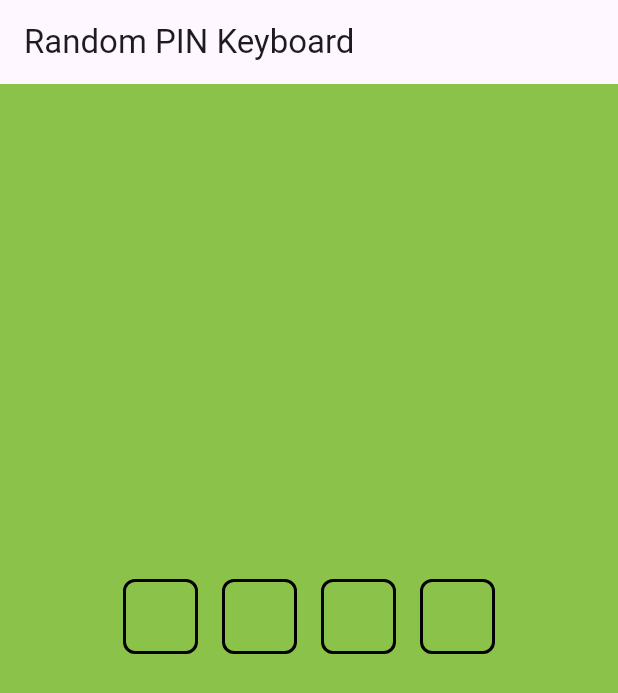
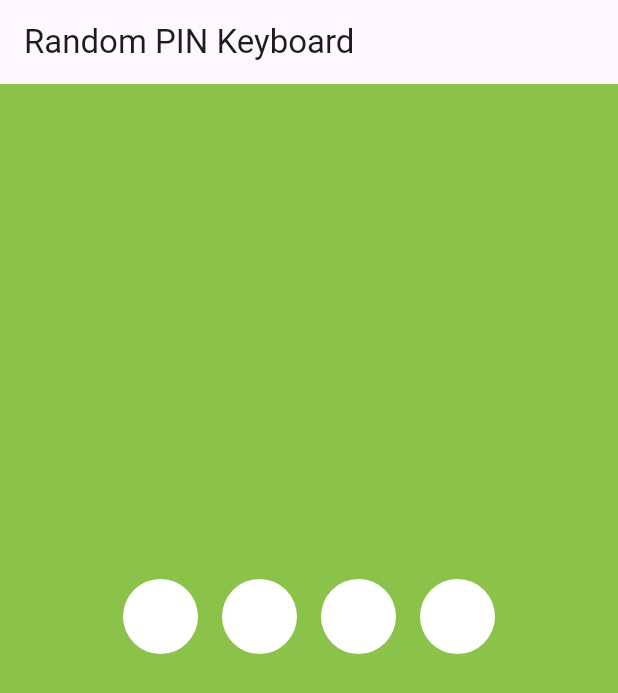
Before and after one commit to sivaprasadnk/random_number_keypad, a Flutter app: the screen it shows after launch, on a phone screen of 412 x 824 dp. Shown: the top 693 px of the screen. Run offline on Flutter 3.47's test engine with Material 3 defaults, Android fonts, the phone set to English and light mode, and no system bars.

Commit message:
adding customisation values

```diff
--- a/example/lib/main.dart
+++ b/example/lib/main.dart
@@ -31,7 +31,20 @@ class RandomPinExample extends StatelessWidget {
       appBar: AppBar(title: const Text('Random PIN Keyboard')),
       body: Center(
         child: RandomNumberKeypad(
+          inputFillColor: Colors.white,
+          inputTextStyle:
+              const TextStyle(color: Colors.red, fontWeight: FontWeight.bold),
+          doneButtonTextStyle: const TextStyle(color: Colors.deepOrange),
           pinLength: 4,
+          inputShape: RoundedRectangleBorder(
+            borderRadius: BorderRadius.circular(50),
+          ),
+          showInput: true,
+          buttonColor: Colors.red,
+          buttonTextStyle: const TextStyle(
+            fontWeight: FontWeight.bold,
+            color: Colors.white,
+          ),
           onComplete: (pin) {
             print('Entered PIN: $pin');
             // Add PIN validation logic here.
--- a/lib/random_number_keypad.dart
+++ b/lib/random_number_keypad.dart
@@ -1,5 +1,4 @@
 library random_number_keypad;
-
 import 'dart:math';
 
 import 'package:flutter/material.dart';
@@ -17,14 +16,65 @@ class RandomNumberKeypad extends StatefulWidget {
   /// The completed PIN is passed as a string to this function.
   final Function(String) onComplete;
 
+  /// Determines whether the input should be visible or hidden (masked).
+  /// Defaults to true (visible).
+  final bool showInput;
+
+  /// The background color of the keypad buttons.
+  final Color buttonColor;
+
+  /// The text style of the keypad button labels.
+  final TextStyle buttonTextStyle;
+
+  /// The shape of the input boxes (e.g., rounded rectangle, circle).
+  final ShapeBorder inputShape;
+
+  /// The text style of the input text.
+  final TextStyle inputTextStyle;
+
+  /// The fill color of the input boxes when filled.
+  final Color inputFillColor;
+
+  /// The background color of the keypad container.
+  final Color keypadBackgroundColor;
+
+  /// The text style of the "Done" button.
+  final TextStyle doneButtonTextStyle;
+
+  /// The text style of the "Clear" button.
+  final TextStyle clearButtonTextStyle;
+
   /// Creates an instance of [RandomNumberKeypad].
   ///
   /// [pinLength] specifies the number of digits for the PIN.
   /// [onComplete] is required and triggers when the PIN entry is complete.
+  /// [showInput] determines if the entered PIN is visible or masked.
+  /// [buttonColor] sets the background color of the keypad buttons.
+  /// [buttonTextStyle] sets the text style of the keypad button labels.
+  /// [inputShape] defines the shape of the input boxes.
+  /// [inputTextStyle] sets the text style of the input text.
+  /// [inputFillColor] sets the fill color of input boxes when filled.
+  /// [keypadBackgroundColor] sets the background color of the keypad container.
+  /// [doneButtonTextStyle] sets the text style of the "Done" button.
+  /// [clearButtonTextStyle] sets the text style of the "Clear" button.
   const RandomNumberKeypad({
     super.key,
     this.pinLength = 4,
     required this.onComplete,
+    this.showInput = true,
+    this.buttonColor = Colors.blueAccent,
+    this.buttonTextStyle = const TextStyle(fontSize: 20, color: Colors.white),
+    this.inputShape = const RoundedRectangleBorder(
+      borderRadius: BorderRadius.all(Radius.circular(8)),
+    ),
+    this.inputTextStyle =
+        const TextStyle(fontSize: 24, fontWeight: FontWeight.bold),
+    this.inputFillColor = Colors.blueAccent,
+    this.keypadBackgroundColor = Colors.white,
+    this.doneButtonTextStyle =
+        const TextStyle(color: Colors.blue, fontSize: 18),
+    this.clearButtonTextStyle =
+        const TextStyle(color: Colors.red, fontSize: 18),
   });
 
   @override
@@ -81,7 +131,7 @@ class _RandomNumberKeypadState extends State<RandomNumberKeypad> {
         child: Material(
           elevation: 4,
           child: Container(
-            color: Colors.white,
+            color: widget.keypadBackgroundColor,
             padding: const EdgeInsets.all(10),
             child: Column(
               mainAxisSize: MainAxisSize.min,
@@ -104,7 +154,7 @@ class _RandomNumberKeypadState extends State<RandomNumberKeypad> {
                     if (index < 9) {
                       value = _keys[index];
                     } else if (index == 9) {
-                      value = ''; // Empty placeholder
+                      value = 'Clear'; // Empty placeholder
                     } else if (index == 10) {
                       value = _keys.last; // "0"
                     } else {
@@ -121,7 +171,7 @@ class _RandomNumberKeypadState extends State<RandomNumberKeypad> {
                                   .substring(0, _pinController.text.length - 1);
                             });
                           }
-                        } else if (value.isNotEmpty) {
+                        } else if (value.isNotEmpty && value != "Clear") {
                           if (_pinController.text.length < widget.pinLength) {
                             setState(() {
                               _pinController.text += value;
@@ -133,28 +183,37 @@ class _RandomNumberKeypadState extends State<RandomNumberKeypad> {
                               _dismissKeyboard();
                             }
                           }
+                        } else if (value == "Clear") {
+                          setState(() {
+                            _pinController.clear();
+                          });
                         }
                       },
                       child: Container(
                         alignment: Alignment.center,
                         decoration: BoxDecoration(
-                          color: Colors.blue.shade100,
+                          color: widget.buttonColor,
                           borderRadius: BorderRadius.circular(8),
                         ),
                         child: icon != null
-                            ? Icon(icon, size: 28, color: Colors.blue.shade900)
-                            : Text(value, style: const TextStyle(fontSize: 20)),
+                            ? Icon(icon, size: 28, color: Colors.white)
+                            : Text(value, style: widget.buttonTextStyle),
                       ),
                     );
                   },
                 ),
-                TextButton(
-                  onPressed: _dismissKeyboard,
-                  child: const Text(
-                    'Done',
-                    style: TextStyle(color: Colors.blue, fontSize: 18),
-                  ),
-                )
+                Row(
+                  mainAxisAlignment: MainAxisAlignment.center,
+                  children: [
+                    TextButton(
+                      onPressed: _dismissKeyboard,
+                      child: Text(
+                        'Done',
+                        style: widget.doneButtonTextStyle,
+                      ),
+                    ),
+                  ],
+                ),
               ],
             ),
           ),
@@ -181,17 +240,15 @@ class _RandomNumberKeypadState extends State<RandomNumberKeypad> {
                 width: 50,
                 height: 50,
                 margin: const EdgeInsets.symmetric(horizontal: 8),
-                decoration: BoxDecoration(
-                  border: Border.all(color: Colors.black, width: 2),
-                  borderRadius: BorderRadius.circular(8),
-                  color: filled ? Colors.blue.shade100 : Colors.transparent,
+                decoration: ShapeDecoration(
+                  shape: widget.inputShape,
+                  color: filled ? widget.inputFillColor : widget.inputFillColor,
                 ),
                 alignment: Alignment.center,
                 child: filled
                     ? Text(
-                        _pinController.text[index],
-                        style: const TextStyle(
-                            fontSize: 24, fontWeight: FontWeight.bold),
+                        widget.showInput ? _pinController.text[index] : '*',
+                        style: widget.inputTextStyle,
                       )
                     : null,
               );
--- a/pubspec.yaml
+++ b/pubspec.yaml
@@ -1,6 +1,6 @@
 name: random_number_keypad
 description: "A customizable Flutter widget providing a secure numeric keypad with random key positions, PIN masking, customizable length, and callback on PIN entry completion."
-version: 1.0.1
+version: 1.0.2
 homepage: https://github.com/sivaprasadnk/random_number_keypad
 
 environment:
```
Also changed, not shown: example/pubspec.lock, 2 other files.
